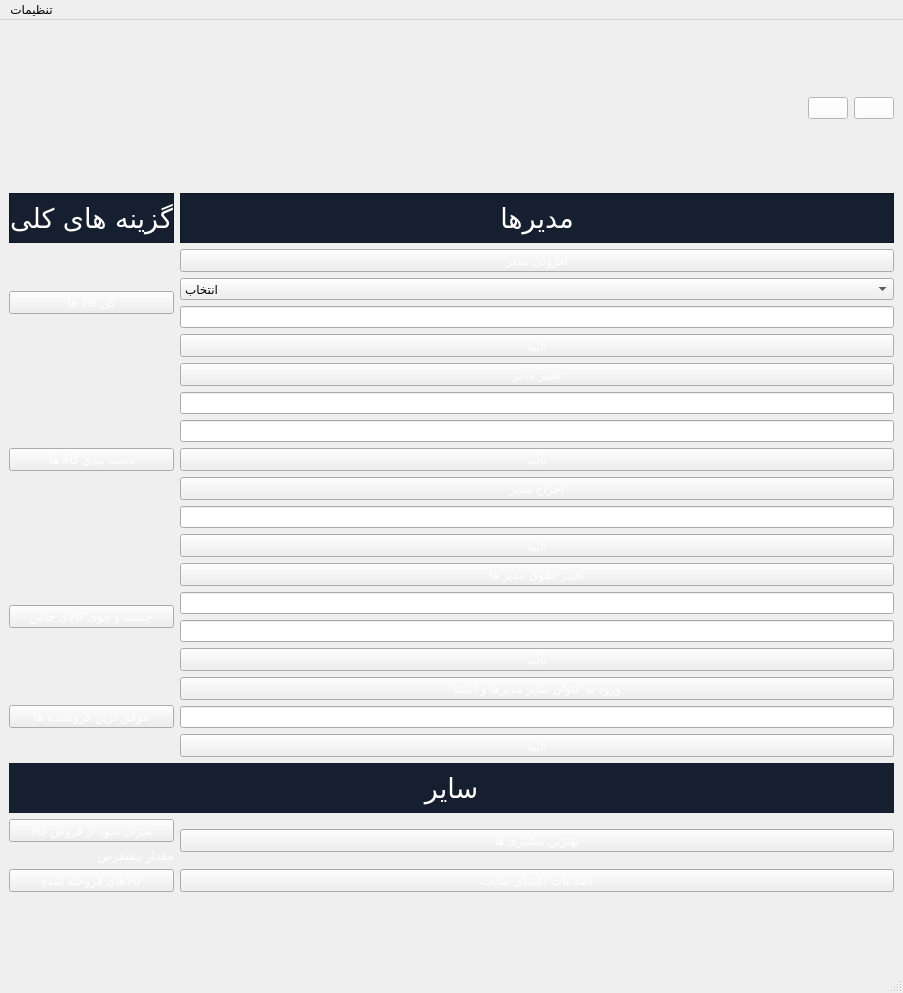
Alireza8hi/Project-DigiKala, file MainAdminWindow.ui: the form before one commit.
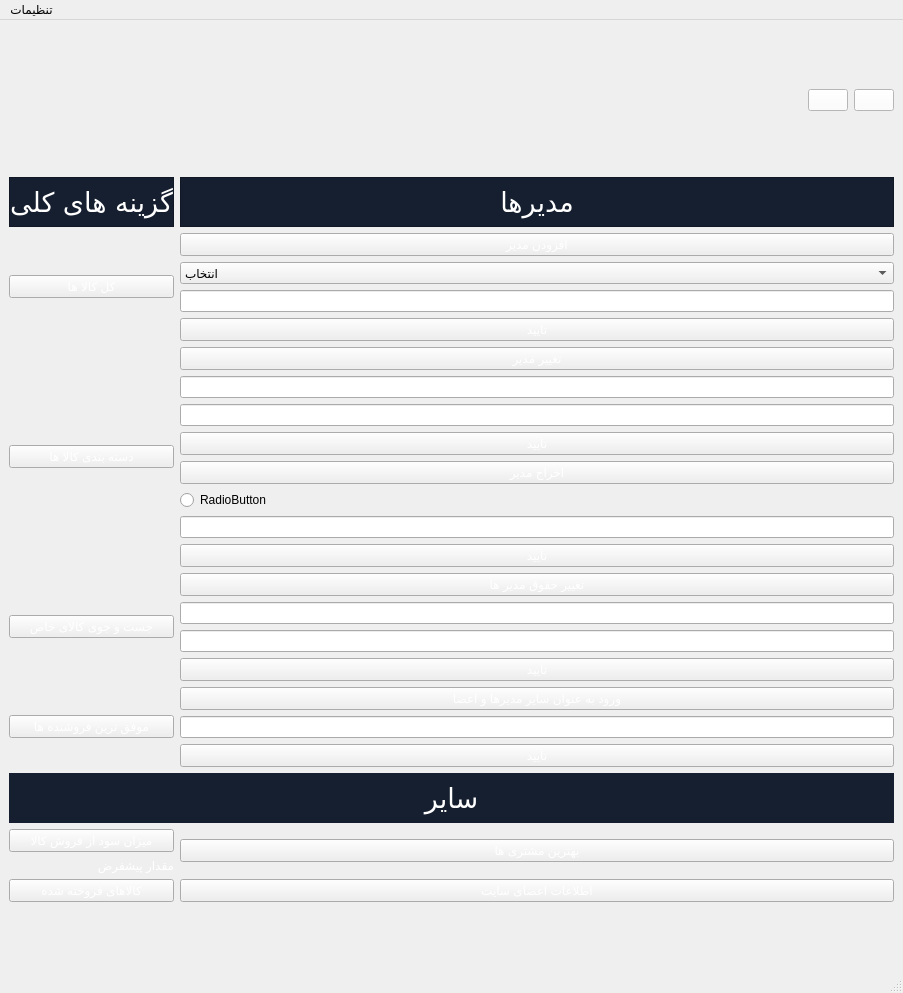
The form after the commit. Icons and pictures are not drawn.

Commit message: actived change income admin   and actived open another admin

Diff of the .ui file:
```diff
--- a/MainAdminWindow.ui
+++ b/MainAdminWindow.ui
@@ -222,6 +222,9 @@
            <string notr="true">color: rgb(255, 255, 255);</string>
           </property>
           <property name="inputMask">
+           <string/>
+          </property>
+          <property name="placeholderText">
            <string>نام کاربری ادمین را وارد کنید</string>
           </property>
          </widget>
@@ -300,6 +303,13 @@
           </property>
          </widget>
         </item>
+        <item>
+         <widget class="QRadioButton" name="radioButton">
+          <property name="text">
+           <string>RadioButton</string>
+          </property>
+         </widget>
+        </item>
         <item>
          <widget class="QLineEdit" name="RemoveAdminLe">
           <property name="styleSheet">
```
The commit also changes 3 other files.
